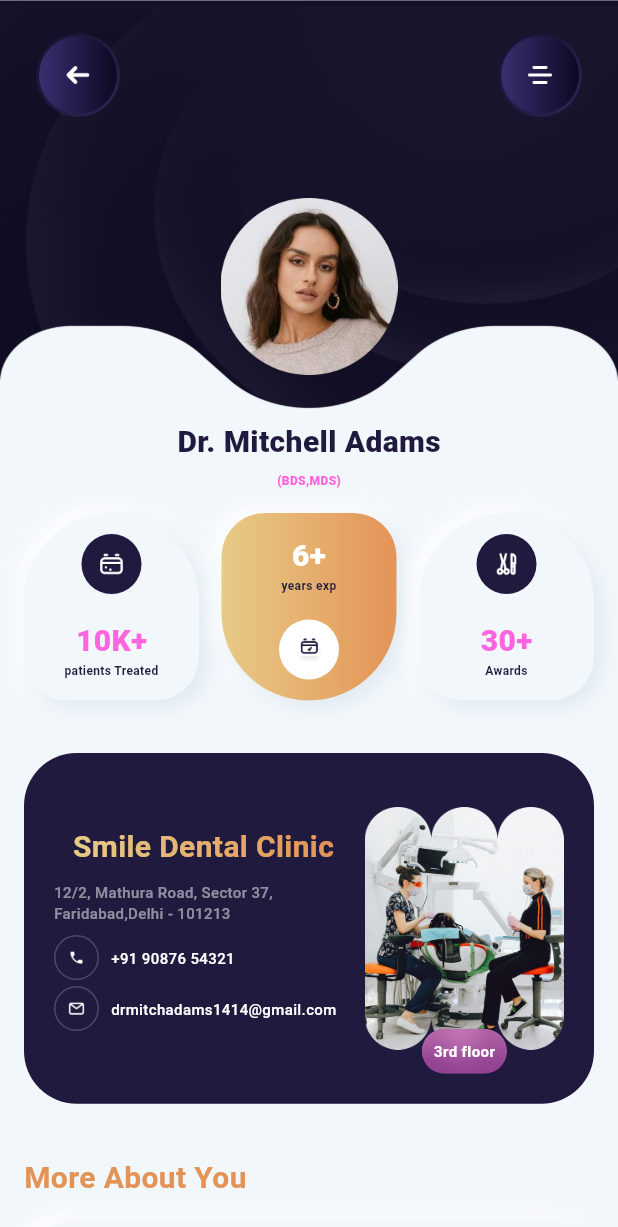
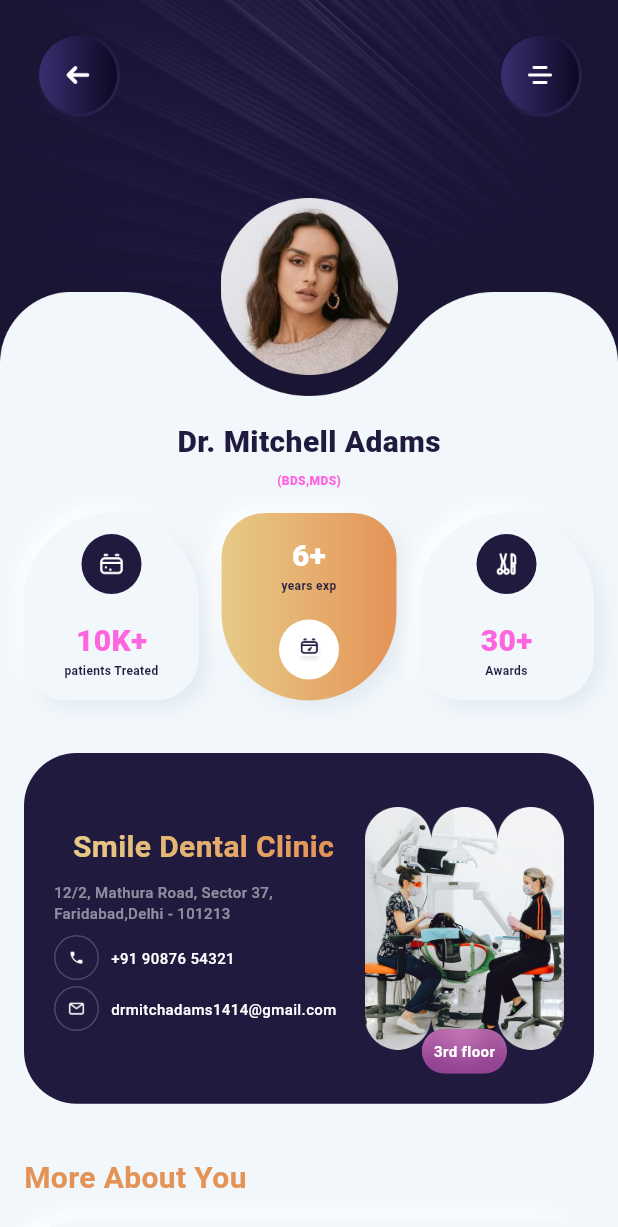
Before and after one commit to computers1418/doctor-dashboard-2, a Flutter app: the ProfileView screen opened directly, on a phone screen of 412 x 824 dp. Shown: the top 1227 px of the screen. Run offline on Flutter 3.47's test engine with Material 3 defaults, Android fonts, the phone set to English and light mode, and no system bars; our stand-ins replace dropdown_button2, flutter_otp_text_field, glass_kit, hexcolor, otp_text_field, simple_gradient_text and 2 more; missing offline and left inert: smooth_scroll_multiplatform; Roboto replaces fonts that are missing (Slussen).

Commit message:
ui changes

```diff
--- a/lib/pages/profile/profile_view.dart
+++ b/lib/pages/profile/profile_view.dart
@@ -1,10 +1,12 @@
 import 'dart:ui';
 
+import 'package:doctor_dashboard/constants/constants.dart';
 import 'package:doctor_dashboard/pages/profile/widgets/list_item.dart';
 import 'package:doctor_dashboard/pages/profile/widgets/main_container.dart';
 import 'package:doctor_dashboard/pages/profile/widgets/offer_popup.dart';
 import 'package:doctor_dashboard/pages/profile/widgets/styled_wrapper.dart';
 import 'package:flutter/material.dart';
+import 'package:hexcolor/hexcolor.dart';
 
 class ProfileView extends StatefulWidget {
   const ProfileView({super.key});
@@ -84,6 +86,7 @@
       // canPop: false,
       child: Scaffold(
         backgroundColor: const Color.fromRGBO(255, 255, 255, 0.002),
+        // backgroundColor: HexColor(primaryColor),
         body: ListView(
           children: [
             SizedBox(
@@ -97,18 +100,19 @@
                       height: 200,
                     ),
                   ),
-                  ColorFiltered(
-                    colorFilter: const ColorFilter.mode(
-                      Colors.grey,
-                      BlendMode.modulate,
-                    ),
-                    child: Image.asset(
-                      "res/images/top_bg.png",
-                      height: 300,
-                      width: double.infinity,
-                      fit: BoxFit.fill,
-                    ),
+                  Image.asset(
+                    "res/images/top_bg.png",
+                    height: 300,
+                    width: double.infinity,
+                    fit: BoxFit.fill,
                   ),
+                  // ColorFiltered(
+                  //   colorFilter: const ColorFilter.mode(
+                  //     Colors.grey,
+                  //     BlendMode.modulate,
+                  //   ),
+                  //   child:
+                  // ),
                   Align(
                     alignment: Alignment.bottomCenter,
                     child: Padding(
```
Also changed, not shown: lib/pages/consultation/choose_consultation_view.dart (+21 -5 lines), res/images/top_bg.png.
